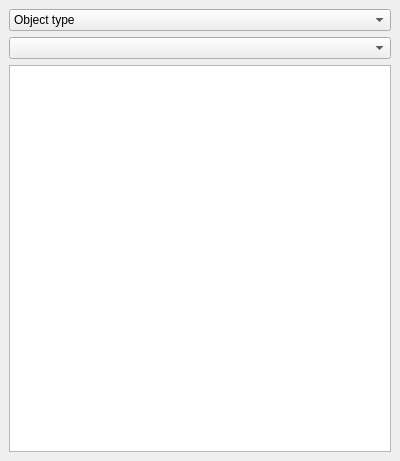
First picture: the form in src/editor/searchdock.ui, repository timbaker/pzworlded, before the edit.
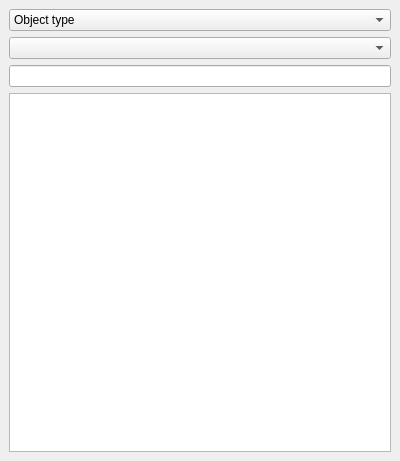
Second picture: the form after the edit.

Commit message: Added searching by lot filename.

```diff
--- a/src/editor/searchdock.ui
+++ b/src/editor/searchdock.ui
@@ -33,6 +33,13 @@
     <item>
      <widget class="QComboBox" name="combo2"/>
     </item>
+    <item>
+     <widget class="QLineEdit" name="lineEdit">
+      <property name="clearButtonEnabled">
+       <bool>true</bool>
+      </property>
+     </widget>
+    </item>
     <item>
      <widget class="QListWidget" name="listWidget"/>
     </item>
```
Left out of the diff: 5 changed lines with no effect on the pictures. The commit also changes 2 other files.
